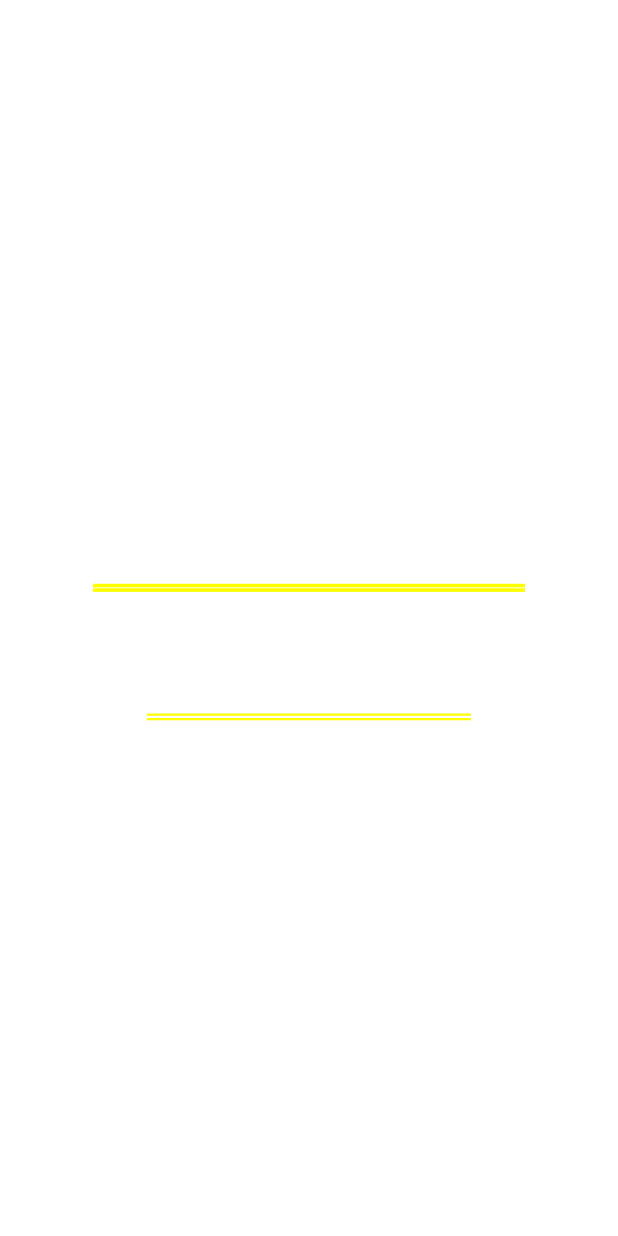
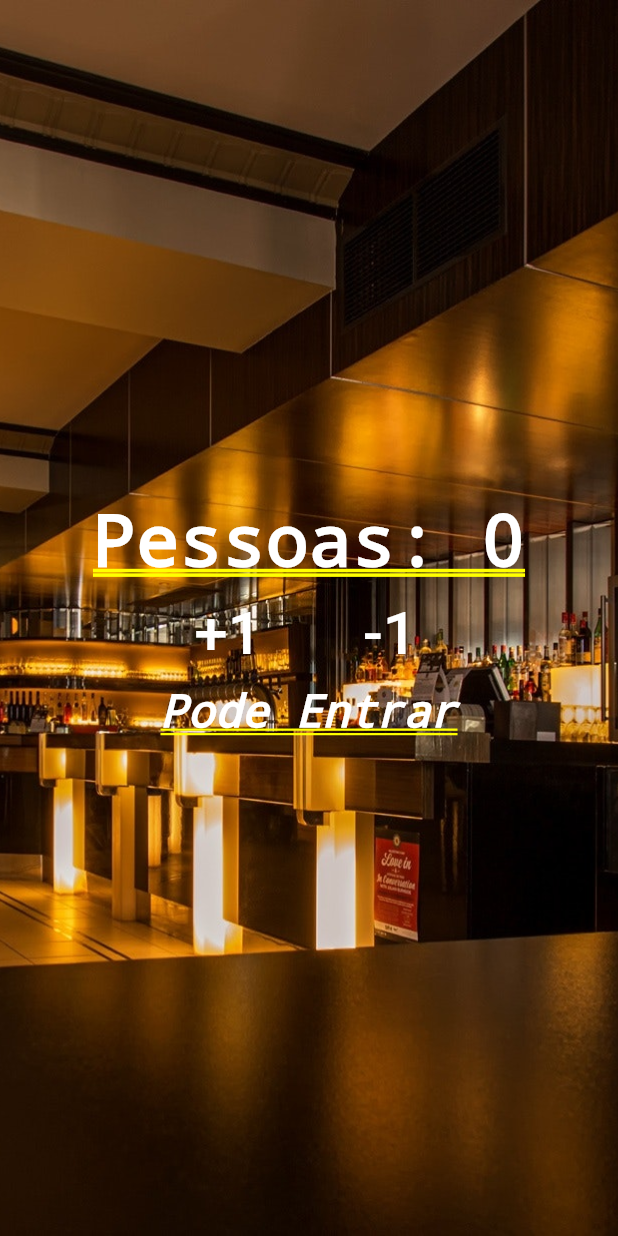
Before and after one commit to Dandy27/counter_people, a Flutter app: the screen it shows after launch, after a tap on "+1", on a phone screen of 412 x 824 dp. Run offline on Flutter 3.47's test engine with Material 2 defaults, Android fonts, the phone set to English and light mode, and no system bars.

Commit message:
Add images and BoxFit.cover

```diff
--- a/flutter_app/lib/main.dart
+++ b/flutter_app/lib/main.dart
@@ -3,34 +3,51 @@ import 'package:flutter/material.dart';
 void main() {
   runApp(MaterialApp(
     title: "Contador de Pessoas",
-    home: Column(
+    home: Stack(
+      children: <Widget>[
+        Image.asset(
+          "images/restaurant.jpg",
+          fit: BoxFit.cover,
+          height: 1000.0,
+        ),
+        Column(
           mainAxisAlignment: MainAxisAlignment.center,
           children: <Widget>[
             Text(
-          "Pessoas; 0",
-          style: TextStyle(color: Colors.white, fontWeight: FontWeight.bold),
+              "Pessoas: 0",
+              style:
+                  TextStyle(color: Colors.white, fontWeight: FontWeight.bold),
             ),
             Row(
               mainAxisAlignment: MainAxisAlignment.center,
               children: <Widget>[
-            FlatButton(
+                Padding(
+                    padding: EdgeInsets.all(10.0),
+                    child: FlatButton(
                         onPressed: () {},
                         child: Text(
                           "+1",
                           style: TextStyle(fontSize: 40.0, color: Colors.white),
-                )),
-            FlatButton(
+                        ))),
+                Padding(
+                    padding: EdgeInsets.all(10.0),
+                    child: FlatButton(
                         onPressed: () {},
                         child: Text(
                           "-1",
                           style: TextStyle(fontSize: 40.0, color: Colors.white),
-                )),
+                        ))),
               ],
             ),
             Text(
-          "Pode Entrar!",
+              "Pode Entrar",
               style: TextStyle(
-              color: Colors.white, fontStyle: FontStyle.italic, fontSize: 30.0),
+                color: Colors.white,
+                fontStyle: FontStyle.italic,
+                fontSize: 30.0,
+              ),
+            ),
+          ],
         )
       ],
     ),
--- a/flutter_app/pubspec.yaml
+++ b/flutter_app/pubspec.yaml
@@ -48,7 +48,8 @@ flutter:
   # assets:
   #   - images/a_dot_burr.jpeg
   #   - images/a_dot_ham.jpeg
-
+  assets:
+    - images/restaurant.jpg
   # An image asset can refer to one or more resolution-specific "variants", see
   # https://flutter.dev/assets-and-images/#resolution-aware.
 
```
Lines whose indentation alone changed are shown as unchanged.
